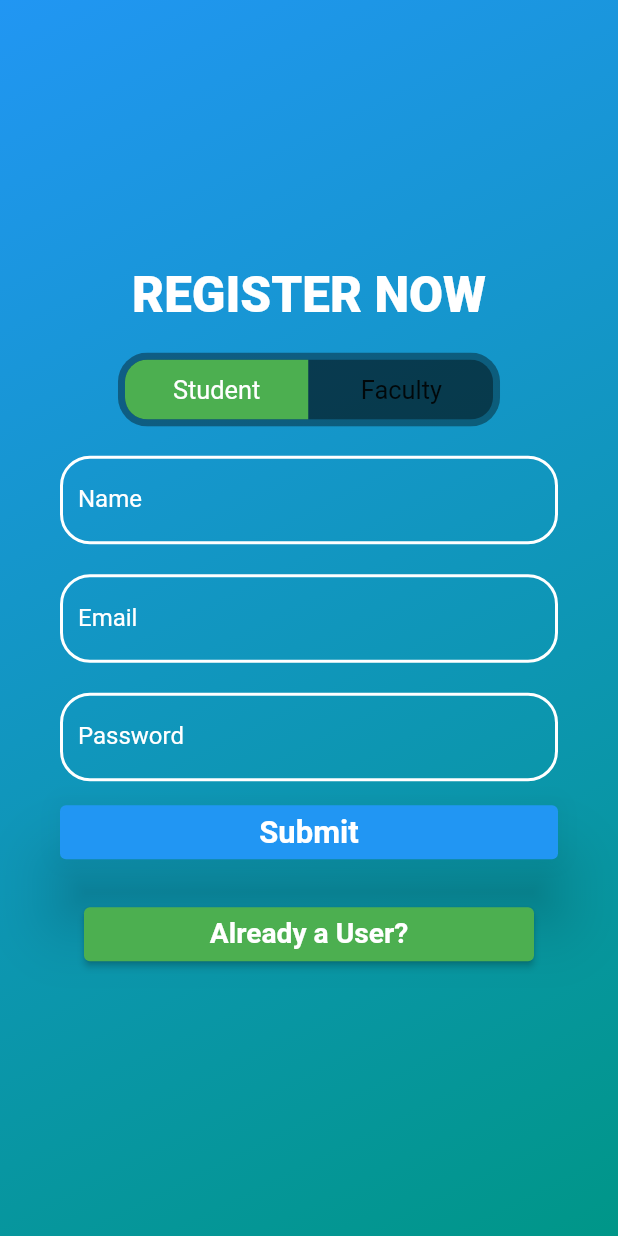
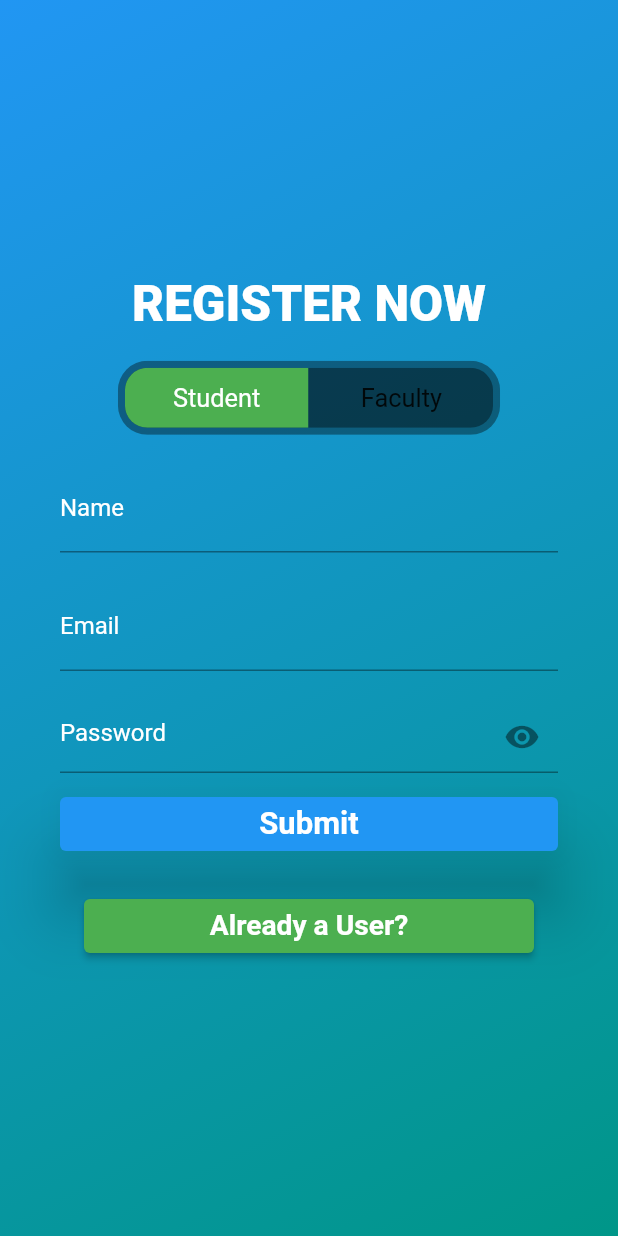
Before and after one commit to masteradios/khaana-khazaana, a Flutter app: the screen it shows after launch, after a tap on "Already a User?", after a tap on "Not a User?", on a phone screen of 412 x 824 dp. Run offline on Flutter 3.47's test engine with Material 2 defaults, Android fonts, the light colour scheme and no system bars; drawn by our look-alikes of toggle_switch; our stand-ins replace animated_splash_screen, cloud_firestore, firebase_auth, firebase_core, firebase_storage, fluttertoast and 5 more; accounts and stored records are empty.

Commit message:
aditya-16/9/23/10:22

```diff
--- a/lib/Faculty/navigationDrawer/drawerBody.dart
+++ b/lib/Faculty/navigationDrawer/drawerBody.dart
@@ -17,7 +17,7 @@ ListTile listTileMyQuiz(context) {
   return ListTile(
     contentPadding: const EdgeInsets.only(left: 20),
     leading:
-        const Icon(FontAwesomeIcons.receipt, size: 20, color: Colors.black),
+        const Icon(FontAwesomeIcons.video, size: 20, color: Colors.black),
     title: Text(
       "Upload Video",
       style: TextStyle(
--- a/lib/Student/navigationDrawer/drawerBody.dart
+++ b/lib/Student/navigationDrawer/drawerBody.dart
@@ -144,7 +144,7 @@ ListTile listTileShare(context) {
     ),
     onTap: () async {
       String mailto =
-          "mailto:sumitsinha401@gmail.com?subject=Query Regarding Quiz Application";
+          "mailto:aniketpradhan2110@gmail.com?subject=Query Regarding Quiz Application";
       await launchUrlString(mailto,
       mode: LaunchMode.externalApplication);
     },
--- a/lib/constants/constantString.dart
+++ b/lib/constants/constantString.dart
@@ -1,7 +1,7 @@
 // String for Images.......................................
-const String appLogo = "assets/images/logo.png";
+const String appLogo = "assets/images/logo.jpg";
 const String userImg = "assets/images/user_img.png";
-const String splashImg = "assets/images/splash_Image.png";
+const String splashImg = "assets/images/splash_Image.jpeg";
 
 // String for Privacy Policy and Terms and Conditions...........................
 const String privacyPolicyURL = "https://firebasestorage.googleapis.com/v0/b/project-41bc9.appspot.com/o/terms%20and%20conditions%2Fprivacy%20policy.html?alt=media&token=cf0065d8-7263-41b2-989a-4daf353b6a6a";
--- a/lib/loginPage/mainScreen.dart
+++ b/lib/loginPage/mainScreen.dart
@@ -60,10 +60,12 @@ class _LoginPageState extends State<LoginPage> {
           border: Border.all(color: Colors.black, width: 1.7)),
       margin: const EdgeInsets.only(bottom: 50),
       width: 150,
-      child: Image.asset(
-        appLogo,
-        height: 130,
-        width: 150,
+      child: ClipOval(
+        child: Image.asset(
+          appLogo,fit: BoxFit.fill,
+          height: 150,
+          width: 150,
+        ),
       ),
     );
   }
--- a/lib/loginPage/textFields.dart
+++ b/lib/loginPage/textFields.dart
@@ -32,18 +32,35 @@ Widget textFieldEmail() {
         },
       ));
 }
+class textFieldPassword extends StatefulWidget {
+  const textFieldPassword({Key? key}) : super(key: key);
 
-// Text Field for password.....................................
-Widget textFieldPassword() {
+  @override
+  State<textFieldPassword> createState() => _textFieldPasswordState();
+}
+
+class _textFieldPasswordState extends State<textFieldPassword> {
+  bool hidetext=false;
+  @override
+  Widget build(BuildContext context) {
     return Padding(
       padding: const EdgeInsets.all(18.0),
       child: Consumer<LoginPageProvider>(
         builder: (context, providerValue, child) {
           return TextFormField(
             keyboardType: TextInputType.visiblePassword,
-          obscureText: true,
+            obscureText: hidetext,
             style: textStyleLabel(),
-          decoration: inputTextDecoration("Password"),
+            decoration: InputDecoration(hintStyle: TextStyle(color: Colors.white),hintText: "Password",suffixIcon:IconButton(
+              focusColor: Colors.black,
+              onPressed: () {
+                setState(() {
+                  hidetext = !hidetext;
+                });
+              },
+              icon: Icon(
+                  hidetext ? Icons.visibility_off : Icons.visibility),
+            ) ),
             onChanged: (value) {
               providerValue.passwordNotifier(value);
             },
@@ -52,6 +69,27 @@ Widget textFieldPassword() {
       ),
     );
   }
+}
+
+// Text Field for password.....................................
+// Widget textFieldPassword() {
+//   return Padding(
+//     padding: const EdgeInsets.all(18.0),
+//     child: Consumer<LoginPageProvider>(
+//       builder: (context, providerValue, child) {
+//         return TextFormField(
+//           keyboardType: TextInputType.visiblePassword,
+//           obscureText: true,
+//           style: textStyleLabel(),
+//           decoration: inputTextDecoration("Password"),
+//           onChanged: (value) {
+//             providerValue.passwordNotifier(value);
+//           },
+//         );
+//       },
+//     ),
+//   );
+// }
 
 // Input Decoration for above TextFormFields.....................
 InputDecoration inputTextDecoration(String value) {
@@ -60,12 +98,12 @@ InputDecoration inputTextDecoration(String value) {
     labelText: value,
     labelStyle: textStyleLabel(),
     focusColor: Colors.white,
-    focusedBorder: textFieldBorder(),
-    enabledBorder: textFieldBorder(),
+    //focusedBorder: textFieldBorder(),
+    //enabledBorder: textFieldBorder(),
     errorBorder: textFieldBorder(),
     focusedErrorBorder: textFieldBorder(),
     errorStyle: TextStyle(fontSize: 14),
-    border: textFieldBorder(),
+    //border: textFieldBorder(),
   );
 }
 
--- a/lib/registerPage/textFields.dart
+++ b/lib/registerPage/textFields.dart
@@ -52,17 +52,35 @@ Widget textFieldEmail() {
     },
   );
 }
+class textFieldPassword extends StatefulWidget {
+  const textFieldPassword({Key? key}) : super(key: key);
 
-Widget textFieldPassword() {
+  @override
+  State<textFieldPassword> createState() => _textFieldPasswordState();
+}
+
+class _textFieldPasswordState extends State<textFieldPassword> {
+  bool hidetext=false;
+  @override
+  Widget build(BuildContext context) {
     return Consumer<RegisterPageProvider>(
       builder: (context, providerValue, child) {
         return Container(
           margin: const EdgeInsets.symmetric(vertical: 10),
           child: TextFormField(
-          obscureText: true,
+            obscureText: hidetext,
             style: const TextStyle(color: Colors.white),
             keyboardType: TextInputType.visiblePassword,
-          decoration: textFieldDecoration("Password"),
+            decoration: InputDecoration(hintStyle: TextStyle(color: Colors.white),hintText: "Password",suffixIcon:IconButton(
+              focusColor: Colors.black,
+              onPressed: () {
+                setState(() {
+                  hidetext = !hidetext;
+                });
+              },
+              icon: Icon(
+                  hidetext ? Icons.visibility_off : Icons.visibility),
+            ) ),
             onChanged: (value) {
               providerValue.passwordController(value);
             },
@@ -71,17 +89,49 @@ Widget textFieldPassword() {
       },
     );
   }
+}
+
+// Widget textFieldPassword() {
+//   bool hidetext=false;
+//   return Consumer<RegisterPageProvider>(
+//     builder: (context, providerValue, child) {
+//       return Container(
+//         margin: const EdgeInsets.symmetric(vertical: 10),
+//         child: TextFormField(
+//           obscureText: hidetext,
+//           style: const TextStyle(color: Colors.white),
+//           keyboardType: TextInputType.visiblePassword,
+//           decoration: InputDecoration(hintText: "Password",suffixIcon:IconButton(
+//             focusColor: Colors.black,
+//             onPressed: () {
+//               setState(() {
+//                 hidetext = !hidetext;
+//               });
+//             },
+//             icon: Icon(
+//                 hidetext ? Icons.visibility_off : Icons.visibility),
+//           ) ),
+//           onChanged: (value) {
+//             providerValue.passwordController(value);
+//           },
+//         ),
+//       );
+//     },
+//   );
+// }
 
 InputDecoration textFieldDecoration(String label) {
   return InputDecoration(
+
       labelText: label,
       labelStyle: const TextStyle(color: Colors.white),
       errorBorder: textFieldBorder(),
       focusedErrorBorder: textFieldBorder(),
       errorStyle: TextStyle(fontSize: 14),
-      border: textFieldBorder(),
-      enabledBorder: textFieldBorder(),
-      focusedBorder: textFieldBorder());
+      //border: textFieldBorder(),
+      //enabledBorder: textFieldBorder(),
+      //focusedBorder: textFieldBorder(),
+  );
 }
 
 OutlineInputBorder textFieldBorder() {
--- a/lib/reusableWidgets/appBar.dart
+++ b/lib/reusableWidgets/appBar.dart
@@ -91,7 +91,7 @@ AppBar appBarAbout(context) {
           child: IconButton(
               onPressed: () async {
                 String mailto =
-                    "mailto:sumitsinha401@gmail.com?subject=Query Regarding Quiz Application";
+                    "mailto:aaniketpradhan2110@gmail.com?subject=Query Regarding Quiz Application";
                 await launchUrlString(mailto,
                     mode: LaunchMode.externalApplication);
               },
```
Also changed, not shown: lib/reusableWidgets/drawerHeading.dart (+10 -7 lines). Lines whose indentation alone changed are shown as unchanged.
